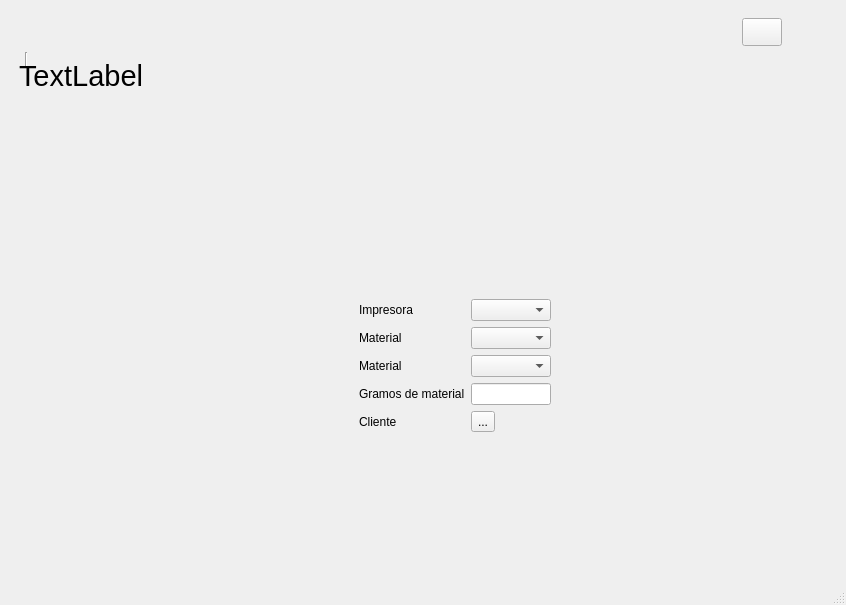
Before: the Qt Designer form UI/gui.ui in LewisMojica/3DPricing, drawn with Qt 5.
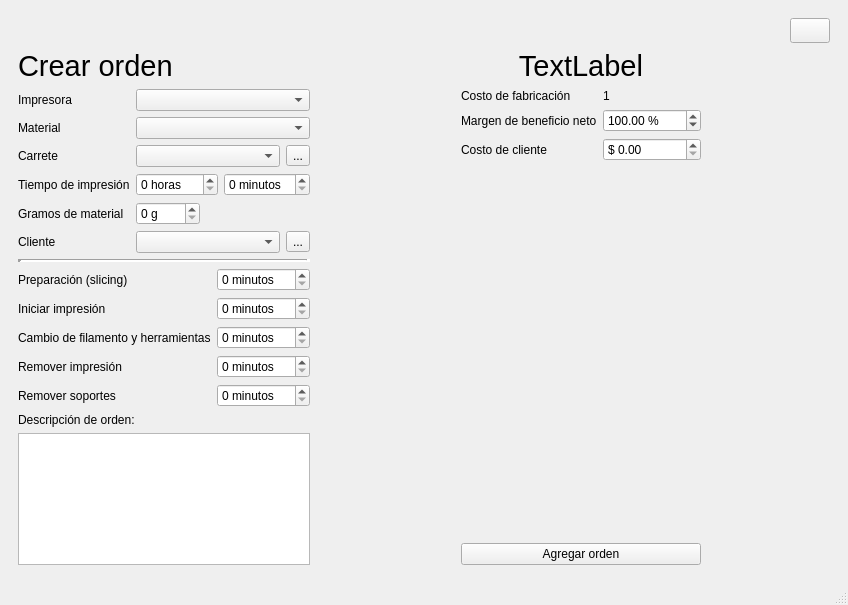
After: the same form once the commit is applied. The open tabs and pages were chosen to show the change. Icons and pictures are not drawn.

What changed in the file:
```diff
--- a/UI/gui.ui
+++ b/UI/gui.ui
@@ -6,7 +6,7 @@
    <rect>
     <x>0</x>
     <y>0</y>
-    <width>846</width>
+    <width>848</width>
     <height>605</height>
    </rect>
   </property>
@@ -19,7 +19,7 @@
   </property>
   <widget class="QWidget" name="centralwidget">
    <layout class="QGridLayout" name="gridLayout_2">
-    <item row="0" column="0">
+    <item row="0" column="1">
      <widget class="QStackedWidget" name="stackedWidget">
       <property name="currentIndex">
        <number>2</number>
@@ -180,113 +180,189 @@
        </layout>
       </widget>
       <widget class="QWidget" name="new_order">
-       <widget class="Line" name="line">
-        <property name="geometry">
-         <rect>
-          <x>9</x>
-          <y>43</y>
-          <width>16</width>
-          <height>16</height>
-         </rect>
-        </property>
-        <property name="orientation">
-         <enum>Qt::Vertical</enum>
-        </property>
-       </widget>
-       <widget class="QPushButton" name="but_return_to_start">
-        <property name="geometry">
-         <rect>
-          <x>733</x>
-          <y>9</y>
-          <width>40</width>
-          <height>28</height>
-         </rect>
-        </property>
+       <layout class="QGridLayout" name="gridLayout_8">
+        <item row="1" column="0">
+         <layout class="QVBoxLayout" name="verticalLayout_2">
+          <property name="spacing">
+           <number>6</number>
+          </property>
+          <property name="topMargin">
+           <number>0</number>
+          </property>
+          <property name="rightMargin">
+           <number>61</number>
+          </property>
+          <property name="bottomMargin">
+           <number>0</number>
+          </property>
+          <item>
+           <widget class="QLabel" name="label">
         <property name="sizePolicy">
-         <sizepolicy hsizetype="Fixed" vsizetype="Fixed">
+             <sizepolicy hsizetype="Preferred" vsizetype="Preferred">
           <horstretch>0</horstretch>
           <verstretch>0</verstretch>
          </sizepolicy>
         </property>
-        <property name="minimumSize">
+            <property name="font">
+             <font>
+              <pointsize>22</pointsize>
+              <weight>50</weight>
+              <bold>false</bold>
+              <kerning>true</kerning>
+             </font>
+            </property>
+            <property name="text">
+             <string>Crear orden</string>
+            </property>
+            <property name="alignment">
+             <set>Qt::AlignLeading|Qt::AlignLeft|Qt::AlignTop</set>
+            </property>
+           </widget>
+          </item>
+          <item>
+           <spacer name="verticalSpacer_6">
+            <property name="orientation">
+             <enum>Qt::Vertical</enum>
+            </property>
+            <property name="sizeType">
+             <enum>QSizePolicy::Preferred</enum>
+            </property>
+            <property name="sizeHint" stdset="0">
          <size>
-          <width>25</width>
-          <height>25</height>
-         </size>
-        </property>
-        <property name="toolTip">
-         <string>&lt;html&gt;&lt;head/&gt;&lt;body&gt;&lt;p&gt;Volver al inicio&lt;/p&gt;&lt;/body&gt;&lt;/html&gt;</string>
-        </property>
-        <property name="text">
-         <string/>
-        </property>
-        <property name="icon">
-         <iconset resource="../imgs/resources.qrc">
-          <normaloff>:/icons/icons/casa.png</normaloff>:/icons/icons/casa.png</iconset>
-        </property>
-       </widget>
-       <widget class="QWidget" name="formLayoutWidget">
-        <property name="geometry">
-         <rect>
-          <x>350</x>
-          <y>290</y>
-          <width>192</width>
-          <height>157</height>
-         </rect>
-        </property>
+              <width>20</width>
+              <height>40</height>
+             </size>
+            </property>
+           </spacer>
+          </item>
+          <item>
         <layout class="QFormLayout" name="formLayout">
-         <item row="0" column="0">
+            <item row="1" column="0">
           <widget class="QLabel" name="impresoraLabel">
            <property name="text">
             <string>Impresora</string>
            </property>
           </widget>
          </item>
-         <item row="0" column="1">
-          <widget class="QComboBox" name="prippComboBox"/>
-         </item>
-         <item row="1" column="0">
+            <item row="1" column="1">
+             <widget class="QComboBox" name="prippComboBox">
+              <property name="sizePolicy">
+               <sizepolicy hsizetype="MinimumExpanding" vsizetype="Fixed">
+                <horstretch>0</horstretch>
+                <verstretch>0</verstretch>
+               </sizepolicy>
+              </property>
+             </widget>
+            </item>
+            <item row="2" column="0">
           <widget class="QLabel" name="materialLabel">
            <property name="text">
             <string>Material</string>
            </property>
           </widget>
          </item>
-         <item row="1" column="1">
+            <item row="2" column="1">
           <widget class="QComboBox" name="materialComboBox"/>
          </item>
-         <item row="2" column="0">
+            <item row="4" column="0">
           <widget class="QLabel" name="materialLabel_2">
            <property name="text">
-            <string>Material</string>
+               <string>Tiempo de impresión</string>
            </property>
           </widget>
          </item>
-         <item row="2" column="1">
-          <widget class="QComboBox" name="materialComboBox_2"/>
-         </item>
-         <item row="3" column="0">
+            <item row="4" column="1">
+             <layout class="QHBoxLayout" name="horizontalLayout">
+              <item>
+               <widget class="QSpinBox" name="spinBox_5">
+                <property name="suffix">
+                 <string> horas</string>
+                </property>
+                <property name="maximum">
+                 <number>500</number>
+                </property>
+               </widget>
+              </item>
+              <item>
+               <widget class="QSpinBox" name="spinBox_4">
+                <property name="suffix">
+                 <string> minutos</string>
+                </property>
+                <property name="maximum">
+                 <number>59</number>
+                </property>
+               </widget>
+              </item>
+             </layout>
+            </item>
+            <item row="5" column="0">
           <widget class="QLabel" name="materialWeigthLabel">
            <property name="text">
             <string>Gramos de material</string>
            </property>
           </widget>
          </item>
-         <item row="3" column="1">
-          <widget class="QLineEdit" name="materialWeigthComboBox">
-           <property name="clearButtonEnabled">
-            <bool>true</bool>
+            <item row="5" column="1">
+             <layout class="QHBoxLayout" name="horizontalLayout_4">
+              <item>
+               <widget class="QSpinBox" name="spinBox_6">
+                <property name="suffix">
+                 <string> g</string>
+                </property>
+                <property name="maximum">
+                 <number>9999</number>
            </property>
           </widget>
          </item>
-         <item row="4" column="0">
+              <item>
+               <spacer name="horizontalSpacer_4">
+                <property name="orientation">
+                 <enum>Qt::Horizontal</enum>
+                </property>
+                <property name="sizeHint" stdset="0">
+                 <size>
+                  <width>40</width>
+                  <height>20</height>
+                 </size>
+                </property>
+               </spacer>
+              </item>
+             </layout>
+            </item>
+            <item row="6" column="0">
           <widget class="QLabel" name="customerLabel">
            <property name="text">
             <string>Cliente</string>
            </property>
           </widget>
          </item>
-         <item row="4" column="1">
+            <item row="6" column="1">
+             <layout class="QHBoxLayout" name="horizontalLayout_6">
+              <item>
+               <widget class="QComboBox" name="customers_comboBox"/>
+              </item>
+              <item>
+               <widget class="QToolButton" name="customers_toolButton">
+                <property name="text">
+                 <string>...</string>
+                </property>
+               </widget>
+              </item>
+             </layout>
+            </item>
+            <item row="3" column="0">
+             <widget class="QLabel" name="carreteLabel">
+              <property name="text">
+               <string>Carrete</string>
+              </property>
+             </widget>
+            </item>
+            <item row="3" column="1">
+             <layout class="QHBoxLayout" name="horizontalLayout_7">
+              <item>
+               <widget class="QComboBox" name="filament_comboBox"/>
+              </item>
+              <item>
           <widget class="QToolButton" name="toolButton">
            <property name="text">
             <string>...</string>
@@ -294,16 +370,198 @@
           </widget>
          </item>
         </layout>
-       </widget>
-       <widget class="QLabel" name="label">
-        <property name="geometry">
-         <rect>
-          <x>10</x>
-          <y>50</y>
-          <width>129</width>
+            </item>
+           </layout>
+          </item>
+          <item>
+           <widget class="Line" name="line">
+            <property name="frameShadow">
+             <enum>QFrame::Sunken</enum>
+            </property>
+            <property name="lineWidth">
+             <number>4</number>
+            </property>
+            <property name="orientation">
+             <enum>Qt::Horizontal</enum>
+            </property>
+           </widget>
+          </item>
+          <item>
+           <layout class="QFormLayout" name="formLayout_2">
+            <item row="0" column="0">
+             <widget class="QLabel" name="removerLaImpresiNLabel">
+              <property name="text">
+               <string>Preparación (slicing)</string>
+              </property>
+             </widget>
+            </item>
+            <item row="0" column="1">
+             <widget class="QSpinBox" name="removerLaImpresiNSpinBox">
+              <property name="suffix">
+               <string> minutos</string>
+              </property>
+              <property name="maximum">
+               <number>999</number>
+              </property>
+             </widget>
+            </item>
+            <item row="1" column="0">
+             <widget class="QLabel" name="iniciarImpresiNLabel">
+              <property name="text">
+               <string>Iniciar impresión</string>
+              </property>
+             </widget>
+            </item>
+            <item row="1" column="1">
+             <widget class="QSpinBox" name="iniciarImpresiNSpinBox">
+              <property name="suffix">
+               <string> minutos</string>
+              </property>
+              <property name="maximum">
+               <number>999</number>
+              </property>
+             </widget>
+            </item>
+            <item row="2" column="0">
+             <widget class="QLabel" name="cambioDeFilamentoYHerramientasLabel">
+              <property name="text">
+               <string>Cambio de filamento y herramientas</string>
+              </property>
+             </widget>
+            </item>
+            <item row="2" column="1">
+             <widget class="QSpinBox" name="cambioDeFilamentoYHerramientasSpinBox">
+              <property name="suffix">
+               <string> minutos</string>
+              </property>
+              <property name="maximum">
+               <number>999</number>
+              </property>
+             </widget>
+            </item>
+            <item row="3" column="0">
+             <widget class="QLabel" name="removerImpresiNLabel">
+              <property name="text">
+               <string>Remover impresión</string>
+              </property>
+             </widget>
+            </item>
+            <item row="3" column="1">
+             <widget class="QSpinBox" name="removerImpresiNSpinBox">
+              <property name="suffix">
+               <string> minutos</string>
+              </property>
+              <property name="maximum">
+               <number>999</number>
+              </property>
+             </widget>
+            </item>
+            <item row="4" column="0">
+             <widget class="QLabel" name="removerSoportesLabel">
+              <property name="text">
+               <string>Remover soportes</string>
+              </property>
+             </widget>
+            </item>
+            <item row="4" column="1">
+             <widget class="QSpinBox" name="spinBox_9">
+              <property name="suffix">
+               <string> minutos</string>
+              </property>
+              <property name="maximum">
+               <number>999</number>
+              </property>
+             </widget>
+            </item>
+           </layout>
+          </item>
+          <item>
+           <widget class="QLabel" name="label_5">
+            <property name="text">
+             <string>Descripción de orden:</string>
+            </property>
+           </widget>
+          </item>
+          <item>
+           <widget class="QTextEdit" name="textEdit"/>
+          </item>
+         </layout>
+        </item>
+        <item row="0" column="4">
+         <widget class="QPushButton" name="but_return_to_start">
+          <property name="sizePolicy">
+           <sizepolicy hsizetype="Fixed" vsizetype="Fixed">
+            <horstretch>0</horstretch>
+            <verstretch>0</verstretch>
+           </sizepolicy>
+          </property>
+          <property name="minimumSize">
+           <size>
+            <width>25</width>
+            <height>25</height>
+           </size>
+          </property>
+          <property name="toolTip">
+           <string>&lt;html&gt;&lt;head/&gt;&lt;body&gt;&lt;p&gt;Volver al inicio&lt;/p&gt;&lt;/body&gt;&lt;/html&gt;</string>
+          </property>
+          <property name="text">
+           <string/>
+          </property>
+          <property name="icon">
+           <iconset resource="../imgs/resources.qrc">
+            <normaloff>:/icons/icons/casa.png</normaloff>:/icons/icons/casa.png</iconset>
+          </property>
+         </widget>
+        </item>
+        <item row="1" column="4">
+         <spacer name="verticalSpacer_3">
+          <property name="orientation">
+           <enum>Qt::Vertical</enum>
+          </property>
+          <property name="sizeHint" stdset="0">
+           <size>
+            <width>20</width>
           <height>40</height>
-         </rect>
-        </property>
+           </size>
+          </property>
+         </spacer>
+        </item>
+        <item row="1" column="3">
+         <spacer name="horizontalSpacer_5">
+          <property name="orientation">
+           <enum>Qt::Horizontal</enum>
+          </property>
+          <property name="sizeHint" stdset="0">
+           <size>
+            <width>40</width>
+            <height>20</height>
+           </size>
+          </property>
+         </spacer>
+        </item>
+        <item row="1" column="1">
+         <spacer name="horizontalSpacer_3">
+          <property name="orientation">
+           <enum>Qt::Horizontal</enum>
+          </property>
+          <property name="sizeHint" stdset="0">
+           <size>
+            <width>40</width>
+            <height>20</height>
+           </size>
+          </property>
+         </spacer>
+        </item>
+        <item row="1" column="2">
+         <layout class="QVBoxLayout" name="verticalLayout_3" stretch="0,0,0,0">
+          <property name="sizeConstraint">
+           <enum>QLayout::SetDefaultConstraint</enum>
+          </property>
+          <property name="leftMargin">
+           <number>0</number>
+          </property>
+          <item>
+           <widget class="QLabel" name="label_6">
         <property name="sizePolicy">
          <sizepolicy hsizetype="Preferred" vsizetype="Preferred">
           <horstretch>0</horstretch>
@@ -313,18 +571,109 @@
         <property name="font">
          <font>
           <pointsize>22</pointsize>
-          <weight>50</weight>
-          <bold>false</bold>
-          <kerning>true</kerning>
          </font>
         </property>
         <property name="text">
          <string>TextLabel</string>
         </property>
         <property name="alignment">
-         <set>Qt::AlignLeading|Qt::AlignLeft|Qt::AlignTop</set>
-        </property>
-       </widget>
+             <set>Qt::AlignHCenter|Qt::AlignTop</set>
+            </property>
+            <property name="margin">
+             <number>2</number>
+            </property>
+            <property name="indent">
+             <number>0</number>
+            </property>
+           </widget>
+          </item>
+          <item>
+           <layout class="QFormLayout" name="formLayout_6">
+            <item row="0" column="0">
+             <widget class="QLabel" name="dLabel">
+              <property name="text">
+               <string>Costo de fabricación</string>
+              </property>
+             </widget>
+            </item>
+            <item row="0" column="1">
+             <widget class="QLabel" name="frabricationCost_label_7">
+              <property name="text">
+               <string>1</string>
+              </property>
+             </widget>
+            </item>
+            <item row="1" column="0">
+             <widget class="QLabel" name="margenDeBeneficioNetoLabel">
+              <property name="text">
+               <string>Margen de beneficio neto</string>
+              </property>
+             </widget>
+            </item>
+            <item row="2" column="0">
+             <widget class="QLabel" name="costoDeClienteLabel">
+              <property name="text">
+               <string>Costo de cliente</string>
+              </property>
+             </widget>
+            </item>
+            <item row="2" column="1">
+             <widget class="QDoubleSpinBox" name="spinBox_8">
+              <property name="prefix">
+               <string>$ </string>
+              </property>
+              <property name="suffix">
+               <string/>
+              </property>
+              <property name="minimum">
+               <double>0.000000000000000</double>
+              </property>
+              <property name="maximum">
+               <double>99999999.000000000000000</double>
+              </property>
+             </widget>
+            </item>
+            <item row="1" column="1">
+             <widget class="QDoubleSpinBox" name="spinBox_7">
+              <property name="suffix">
+               <string> %</string>
+              </property>
+              <property name="minimum">
+               <double>-100.000000000000000</double>
+              </property>
+              <property name="maximum">
+               <double>9999999.000000000000000</double>
+              </property>
+              <property name="value">
+               <double>100.000000000000000</double>
+              </property>
+             </widget>
+            </item>
+           </layout>
+          </item>
+          <item>
+           <spacer name="verticalSpacer_4">
+            <property name="orientation">
+             <enum>Qt::Vertical</enum>
+            </property>
+            <property name="sizeHint" stdset="0">
+             <size>
+              <width>20</width>
+              <height>40</height>
+             </size>
+            </property>
+           </spacer>
+          </item>
+          <item>
+           <widget class="QPushButton" name="pushButton_2">
+            <property name="text">
+             <string>Agregar orden</string>
+            </property>
+           </widget>
+          </item>
+         </layout>
+        </item>
+       </layout>
       </widget>
       <widget class="QWidget" name="edit_inventory">
        <layout class="QGridLayout" name="gridLayout_5">
```
Left out of the diff: 6 changed lines with no effect on the pictures. Lines whose indentation alone changed are shown as unchanged.
